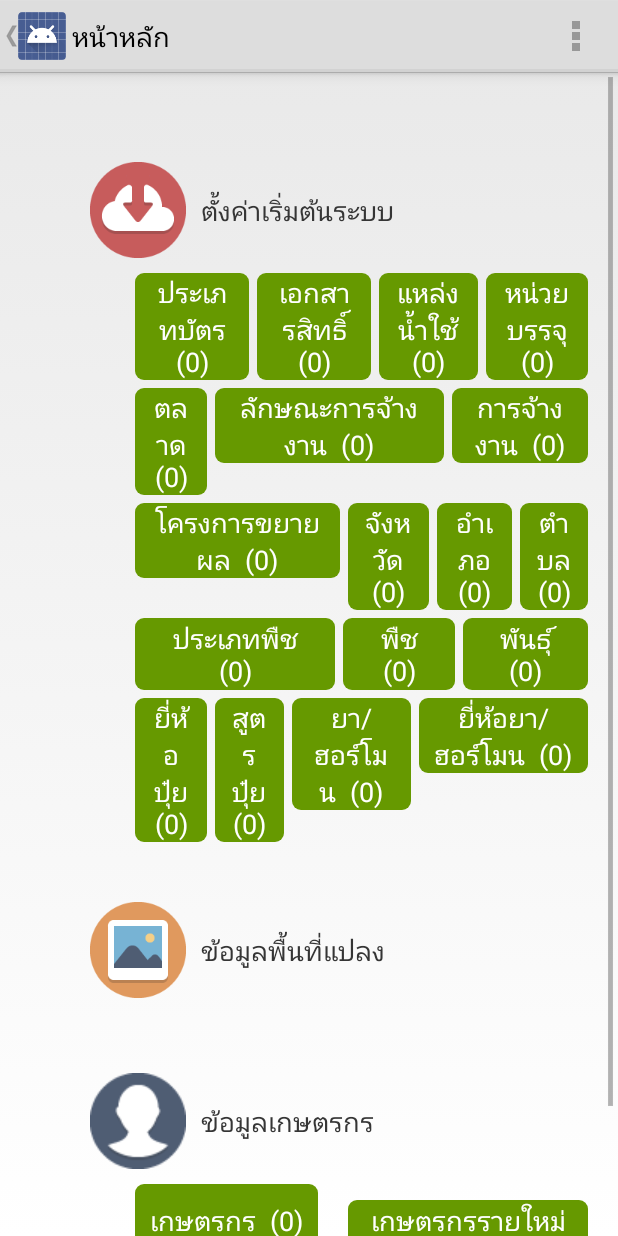
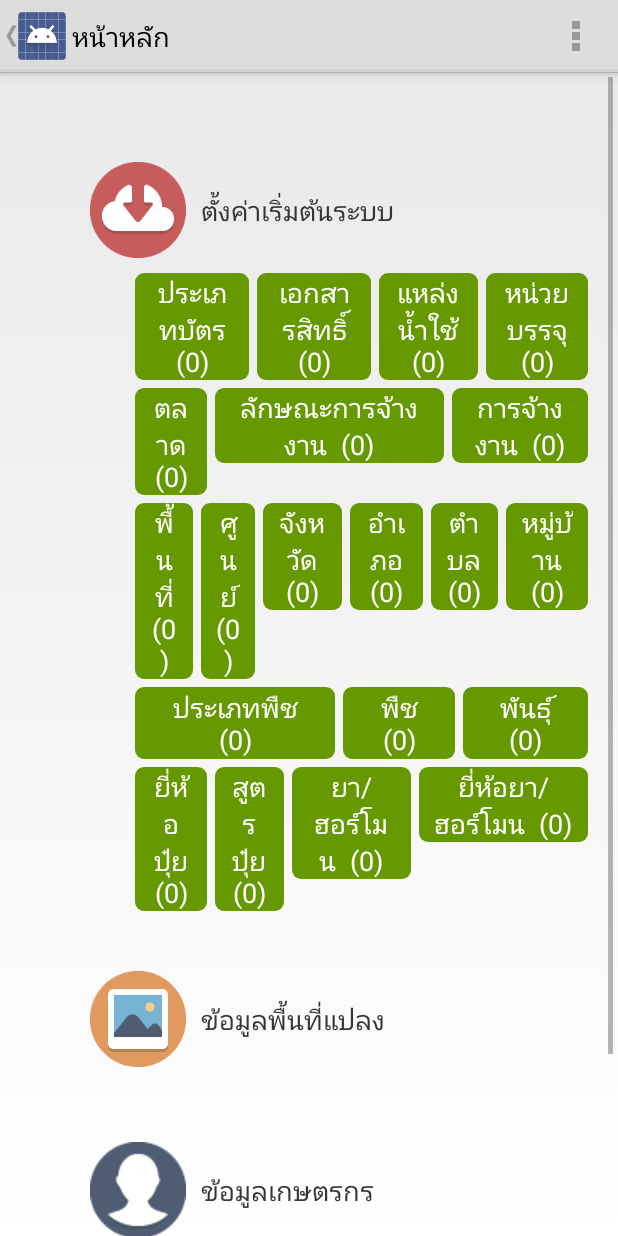
Before and after one commit to AttawitMJU/CropLand_repo, an Android app: the fragment SetupFragment placed in its activity, on a phone screen of 412 x 824 dp. Run offline under Robolectric (Android 15) with nearby library versions, the light colour scheme and no system bars; 2 statements that could not run were skipped.

Commit message:
Release1

```diff
--- a/app/src/main/java/com/hrdi/survey/fragment/SetupFragment.java
+++ b/app/src/main/java/com/hrdi/survey/fragment/SetupFragment.java
@@ -33,6 +33,8 @@ import com.hrdi.survey.modeldb.MetaMarketDB;
 import com.hrdi.survey.modeldb.MetaPlantDB;
 import com.hrdi.survey.modeldb.MetaPlantDetailDB;
 import com.hrdi.survey.modeldb.MetaPlantTypeDB;
+import com.hrdi.survey.modeldb.MetaProjectAreaDB;
+import com.hrdi.survey.modeldb.MetaProjectMooDB;
 import com.hrdi.survey.modeldb.MetaProvinceDB;
 import com.hrdi.survey.modeldb.MetaTambolDB;
 import com.hrdi.survey.modeldb.MetaUnitDB;
@@ -62,6 +64,8 @@ public class SetupFragment extends Fragment implements View.OnClickListener {
     private static final String TAG_ID = "meta_id";
     private static final String TAG_NAME = "meta_name";
     private static final String TAG_REF = "meta_ref";
+    private static final String TAG_VAL = "meta_val";
+    private static final String TAG_REMARK = "meta_remark";
 
     ImageButton img_btn_loadAllData;
 
@@ -70,7 +74,9 @@ public class SetupFragment extends Fragment implements View.OnClickListener {
             btn_hormone, btn_hormonetype, btn_jobactivity,
             btn_jobsource, btn_extproject,
             btn_province, btn_amphoe, btn_tambol,
-            btn_planttype, btn_plant, btn_plantdetail, btn_import_agri,btn_upload_agri;
+            btn_planttype, btn_plant, btn_plantdetail,
+            btn_import_agri,btn_upload_agri,
+            btn_projectarea, btn_moo;
 
     // Creating JSON Parser object
     JSONParser jParser = new JSONParser();
@@ -122,6 +128,10 @@ public class SetupFragment extends Fragment implements View.OnClickListener {
         btn_plantdetail.setText(getString(R.string.meta_plantdetail) + "  (" + metaDAO.countRecord(MetaPlantDetailDB.TABLE_NAME) + ")");
         btn_import_agri.setText("เกษตรกร" + "  (" + metaDAO.countRecord(AgriculturistDB.TABLE_NAME) + ")");
         btn_upload_agri.setText("เกษตรกรรายใหม่" + "  (" + metaDAO.countRecord(AgriculturistDB.TABLE_NAME, " REMARK1 LIKE 'waiting'") + ")");
+
+        btn_projectarea.setText(getString(R.string.meta_projectarea) + "  (" + metaDAO.countRecord(MetaProjectAreaDB.TABLE_NAME) + ")");
+        btn_moo.setText(getString(R.string.meta_mooban) + "  (" + metaDAO.countRecord(MetaProjectMooDB.TABLE_NAME) + ")");
+
     }
 
     private String setMocupData(String source, int total) {
@@ -163,6 +173,9 @@ public class SetupFragment extends Fragment implements View.OnClickListener {
         btn_plantdetail = (Button) view.findViewById(R.id.btn_plantdetail);
         btn_import_agri = (Button) view.findViewById(R.id.btn_import_agri);
         btn_upload_agri = (Button) view.findViewById(R.id.btn_upload_agri);
+
+        btn_projectarea= (Button) view.findViewById(R.id.btn_projectarea);
+        btn_moo = (Button) view.findViewById(R.id.btn_mooban);
     }
 
     private void setListeners() {
@@ -187,6 +200,8 @@ public class SetupFragment extends Fragment implements View.OnClickListener {
         btn_plantdetail.setOnClickListener(this);
         btn_import_agri.setOnClickListener(this);
         btn_upload_agri.setOnClickListener(this);
+        btn_projectarea.setOnClickListener(this);
+        btn_moo.setOnClickListener(this);
     }
 
     @Override
@@ -271,7 +286,16 @@ public class SetupFragment extends Fragment implements View.OnClickListener {
                 metaType = "plantdetail";
                 LoadMetaTask task = new LoadMetaTask(getActivity());
                 task.executeOnExecutor(AsyncTask.THREAD_POOL_EXECUTOR);
-            } else if (view == btn_import_agri) {
+            }else if (view == btn_projectarea) {
+                metaType = "projectarea";
+                LoadMetaTask task = new LoadMetaTask(getActivity());
+                task.executeOnExecutor(AsyncTask.THREAD_POOL_EXECUTOR);
+            } else if (view == btn_moo) {
+                metaType = "mooban";
+                LoadMetaTask task = new LoadMetaTask(getActivity());
+                task.executeOnExecutor(AsyncTask.THREAD_POOL_EXECUTOR);
+            }
+            else if (view == btn_import_agri) {
                 LoadAgriTask task = new LoadAgriTask(getActivity());
                 task.executeOnExecutor(AsyncTask.THREAD_POOL_EXECUTOR);
             }
@@ -363,6 +387,11 @@ public class SetupFragment extends Fragment implements View.OnClickListener {
                     else if ("plantdetail".equals(metaType))
                         btn_plantdetail.setText(getString(R.string.meta_plantdetail) + "  (" + s + ")");
 
+                    else if ("projectarea".equals(metaType))
+                        btn_projectarea.setText(getString(R.string.meta_projectarea) + "  (" + s + ")");
+                    else if ("mooban".equals(metaType))
+                        btn_moo.setText(getString(R.string.meta_mooban) + "  (" + s + ")");
+
                     metaType = "";
 
                 } else {
@@ -381,6 +410,9 @@ public class SetupFragment extends Fragment implements View.OnClickListener {
             String id = "";
             String name = "";
             String ref = "";
+            String value="";
+            String remark="";
+
             int count = -1;
             int statuscode = 0;
 
@@ -413,8 +445,9 @@ public class SetupFragment extends Fragment implements View.OnClickListener {
                             id = c.getString(TAG_ID);
                             name = c.getString(TAG_NAME);
                             ref = c.getString(TAG_REF);
-
-                            metaBean = new MetaBean(Integer.parseInt(id), name, ref, "");
+                            value = c.getString(TAG_VAL);
+                            remark = c.getString(TAG_REMARK);
+                            metaBean = new MetaBean(Integer.parseInt(id), name, ref, value,remark);
 
                             // adding MetaBean to ArrayList
                             metaList.add(metaBean);
--- a/app/src/main/res/layout/fragment_setup.xml
+++ b/app/src/main/res/layout/fragment_setup.xml
@@ -149,6 +149,16 @@
                 android:paddingLeft="40dp"
                 android:layout_marginTop="5dp">
 
+                <Button
+                    android:layout_width="wrap_content"
+                    android:layout_height="wrap_content"
+                    android:text="@string/meta_projectarea"
+                    android:paddingStart="10dp"
+                    android:paddingEnd="10dp"
+                    android:background="@drawable/corner_radius"
+                    android:id="@+id/btn_projectarea"
+                    android:layout_weight="1"
+                    android:textColor="@android:color/white" />
 
                 <Button
                     android:layout_width="wrap_content"
@@ -156,6 +166,7 @@
                     android:text="@string/meta_extproject"
                     android:paddingStart="10dp"
                     android:paddingEnd="10dp"
+                    android:layout_marginStart="5dp"
                     android:background="@drawable/corner_radius"
                     android:id="@+id/btn_extproject"
                     android:layout_weight="1"
@@ -191,6 +202,17 @@
                     android:layout_marginStart="5dp"
                     android:background="@drawable/corner_radius"
                     android:id="@+id/btn_tambol"
+                    android:layout_weight="1"
+                    android:textColor="@android:color/white" />
+                <Button
+                    android:layout_width="wrap_content"
+                    android:layout_height="wrap_content"
+                    android:text="@string/meta_mooban"
+                    android:paddingStart="10dp"
+                    android:paddingEnd="10dp"
+                    android:layout_marginStart="5dp"
+                    android:background="@drawable/corner_radius"
+                    android:id="@+id/btn_mooban"
                     android:layout_weight="1"
                     android:textColor="@android:color/white" />
             </LinearLayout>
--- a/app/src/main/res/values/strings.xml
+++ b/app/src/main/res/values/strings.xml
@@ -70,10 +70,12 @@
     <string name="meta_market">ตลาด</string>
     <string name="meta_jobactivity">ลักษณะการจ้างงาน</string>
     <string name="meta_jobsource">การจ้างงาน</string>
-    <string name="meta_extproject">โครงการขยายผล</string>
+    <string name="meta_projectarea">พื้นที่</string>
+    <string name="meta_extproject">ศูนย์</string>
     <string name="meta_province">จังหวัด</string>
     <string name="meta_amphoe">อำเภอ</string>
     <string name="meta_tambol">ตำบล</string>
+    <string name="meta_mooban">หมู่บ้าน</string>
     <string name="meta_planttype">ประเภทพืช</string>
     <string name="meta_plant">พืช</string>
     <string name="meta_plantdetail">พันธุ์</string>
```
Also changed, not shown: app/src/main/java/com/hrdi/survey/SplashActivity.java (+45 -58 lines), app/src/main/java/com/hrdi/survey/control/DBHelper.java (+31 -3 lines), app/src/main/java/com/hrdi/survey/control/MetaDAO.java (+24 -49 lines), app/src/main/java/com/hrdi/survey/fragment/SurveyFragment.java (+4 -3 lines), app/src/main/java/com/hrdi/survey/model/MetaBean.java (+8 -0 lines), app/src/main/java/com/hrdi/survey/modeldb/MetaProjectMooDB.java (+25 -0 lines).
